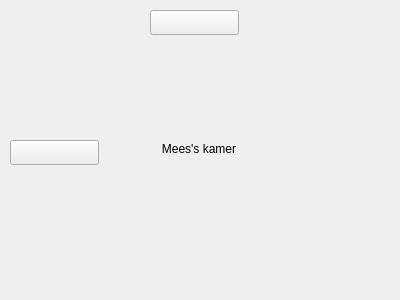
Above: kamer_mees.ui from djog/djog_nanos_2018 before the change. Below: the same form after it.
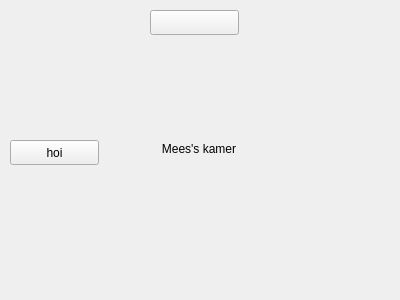
That is the form after the change.

```diff
--- a/kamer_mees.ui
+++ b/kamer_mees.ui
@@ -52,7 +52,7 @@
     </rect>
    </property>
    <property name="text">
-    <string/>
+    <string>hoi</string>
    </property>
   </widget>
  </widget>
```
